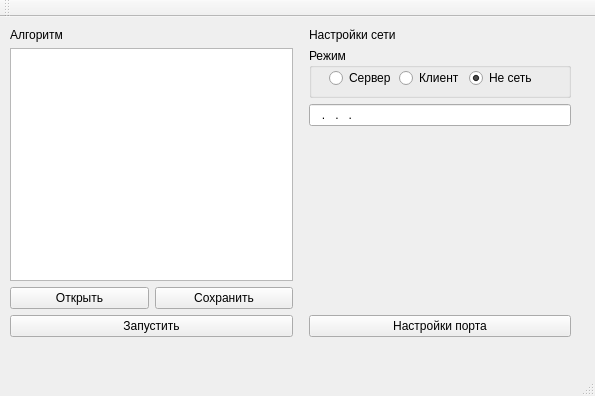
Above: mainwindow.ui from Ryadovoy7/URTKControlQT before the change. Below: the same form after it.
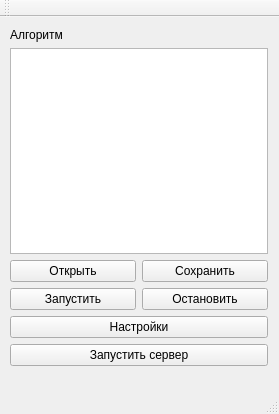
That is the form after the change.

```diff
--- a/mainwindow.ui
+++ b/mainwindow.ui
@@ -6,8 +6,8 @@
    <rect>
     <x>0</x>
     <y>0</y>
-    <width>595</width>
-    <height>396</height>
+    <width>279</width>
+    <height>414</height>
    </rect>
   </property>
   <property name="windowTitle">
@@ -19,8 +19,8 @@
      <rect>
       <x>0</x>
       <y>0</y>
-      <width>591</width>
-      <height>331</height>
+      <width>278</width>
+      <height>360</height>
      </rect>
     </property>
     <layout class="QHBoxLayout" name="horizontalLayout_3">
@@ -73,141 +73,34 @@
         </layout>
        </item>
        <item>
-        <widget class="QPushButton" name="runButton">
-         <property name="text">
-          <string>Запустить</string>
-         </property>
-        </widget>
-       </item>
-      </layout>
-     </item>
-     <item>
-      <layout class="QVBoxLayout" name="networkAndMiscLayout">
-       <property name="sizeConstraint">
-        <enum>QLayout::SetNoConstraint</enum>
-       </property>
-       <property name="leftMargin">
-        <number>10</number>
-       </property>
-       <property name="rightMargin">
-        <number>10</number>
-       </property>
-       <item>
-        <widget class="QLabel" name="networkLabel">
-         <property name="maximumSize">
-          <size>
-           <width>16777215</width>
-           <height>20</height>
-          </size>
-         </property>
-         <property name="baseSize">
-          <size>
-           <width>0</width>
-           <height>0</height>
-          </size>
-         </property>
-         <property name="text">
-          <string>Настройки сети</string>
-         </property>
-         <property name="alignment">
-          <set>Qt::AlignLeading|Qt::AlignLeft|Qt::AlignTop</set>
-         </property>
-        </widget>
-       </item>
-       <item>
-        <widget class="QGroupBox" name="networkGroupBox">
-         <property name="minimumSize">
-          <size>
-           <width>200</width>
-           <height>50</height>
-          </size>
-         </property>
-         <property name="maximumSize">
-          <size>
-           <width>16777215</width>
-           <height>50</height>
-          </size>
-         </property>
-         <property name="title">
-          <string>Режим</string>
-         </property>
-         <property name="alignment">
-          <set>Qt::AlignLeading|Qt::AlignLeft|Qt::AlignTop</set>
-         </property>
-         <widget class="QRadioButton" name="serverRadioButton">
-          <property name="geometry">
-           <rect>
-            <x>20</x>
-            <y>20</y>
-            <width>95</width>
-            <height>20</height>
-           </rect>
-          </property>
-          <property name="text">
-           <string>Сервер</string>
-          </property>
-         </widget>
-         <widget class="QRadioButton" name="clientRadioButton">
-          <property name="geometry">
-           <rect>
-            <x>90</x>
-            <y>20</y>
-            <width>95</width>
-            <height>20</height>
-           </rect>
-          </property>
-          <property name="text">
-           <string>Клиент</string>
-          </property>
-         </widget>
-         <widget class="QRadioButton" name="offlineRadioButton">
-          <property name="geometry">
-           <rect>
-            <x>160</x>
-            <y>20</y>
-            <width>95</width>
-            <height>20</height>
-           </rect>
-          </property>
-          <property name="text">
-           <string>Не сеть</string>
-          </property>
-          <property name="checked">
-           <bool>true</bool>
-          </property>
-         </widget>
-        </widget>
-       </item>
-       <item>
-        <widget class="QLineEdit" name="ipLineEdit">
-         <property name="inputMask">
-          <string>ddd.ddd.ddd.ddd</string>
-         </property>
-         <property name="text">
-          <string>...</string>
-         </property>
-         <property name="placeholderText">
-          <string>IP-адрес сервера</string>
-         </property>
-        </widget>
-       </item>
-       <item>
-        <spacer name="verticalSpacer">
-         <property name="orientation">
-          <enum>Qt::Vertical</enum>
-         </property>
-         <property name="sizeHint" stdset="0">
-          <size>
-           <width>20</width>
-           <height>40</height>
-          </size>
-         </property>
-        </spacer>
+        <layout class="QHBoxLayout" name="horizontalLayout">
+         <item>
+          <widget class="QPushButton" name="runButton">
+           <property name="text">
+            <string>Запустить</string>
+           </property>
+          </widget>
+         </item>
+         <item>
+          <widget class="QPushButton" name="pushButton">
+           <property name="text">
+            <string>Остановить</string>
+           </property>
+          </widget>
+         </item>
+        </layout>
        </item>
        <item>
         <widget class="QPushButton" name="settingButton">
          <property name="text">
-          <string>Настройки порта</string>
+          <string>Настройки</string>
+         </property>
+        </widget>
+       </item>
+       <item>
+        <widget class="QPushButton" name="serverStartButton">
+         <property name="text">
+          <string>Запустить сервер</string>
          </property>
         </widget>
        </item>
```
Left out of the diff: 6 changed lines with no effect on the pictures.
